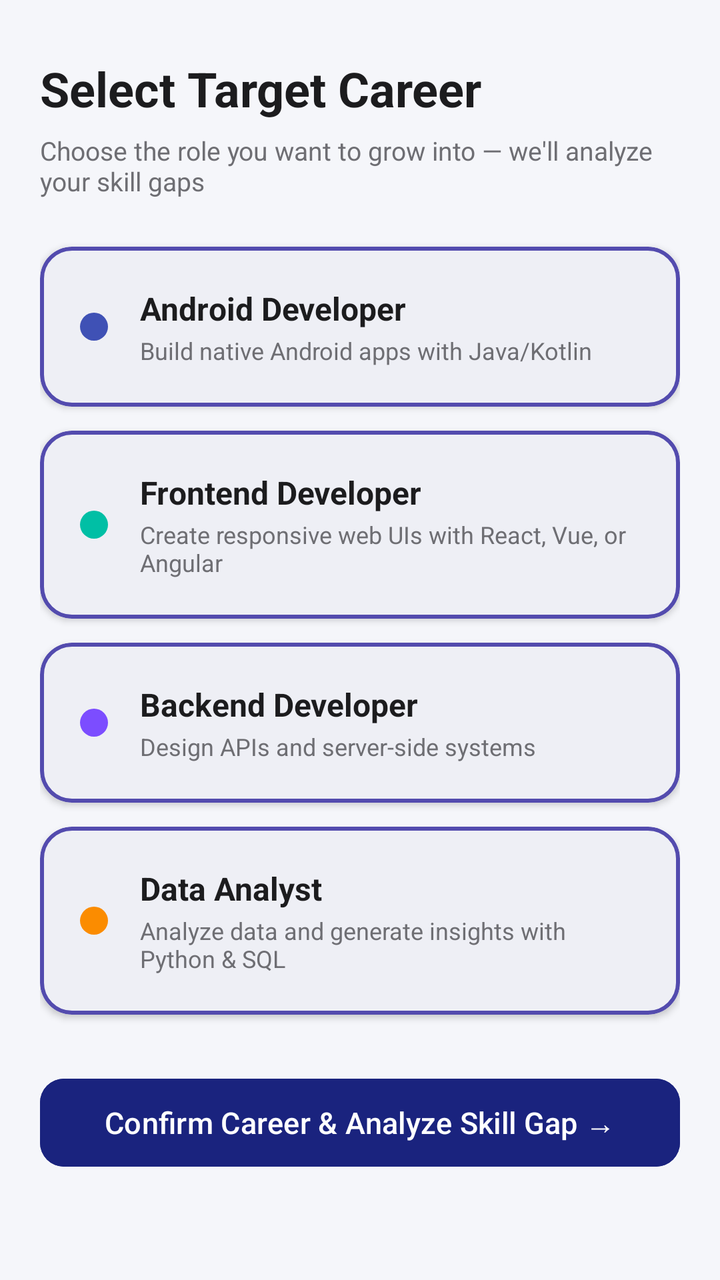
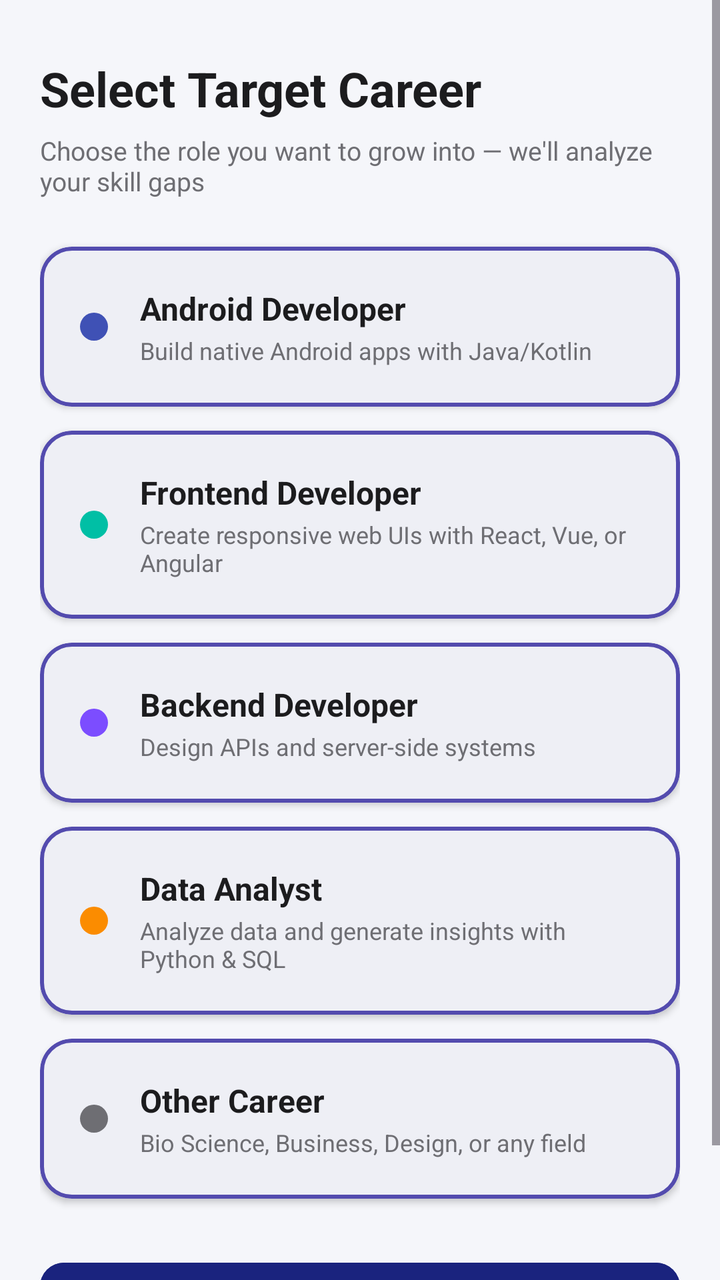

The first picture is an Android layout as it rendered before a commit; the second is the same layout after the commit. The layout source and the unified diff follow.
<!-- AndroidManifest.xml: application theme Theme.AICareerAssistant -->
<!-- res/layout/fragment_career_selection.xml -->
<?xml version="1.0" encoding="utf-8"?>
<ScrollView xmlns:android="http://schemas.android.com/apk/res/android"
    xmlns:app="http://schemas.android.com/apk/res-auto"
    android:layout_width="match_parent"
    android:layout_height="match_parent"
    android:background="@color/background"
    android:fillViewport="true">

    <LinearLayout
        android:layout_width="match_parent"
        android:layout_height="wrap_content"
        android:orientation="vertical"
        android:padding="20dp">

        <TextView
            android:layout_width="wrap_content"
            android:layout_height="wrap_content"
            android:layout_marginTop="8dp"
            android:text="@string/career_selection_title"
            android:textColor="@color/text_primary"
            android:textSize="24sp"
            android:textStyle="bold" />

        <TextView
            android:layout_width="match_parent"
            android:layout_height="wrap_content"
            android:layout_marginTop="6dp"
            android:text="@string/career_selection_subtitle"
            android:textColor="@color/text_secondary"
            android:textSize="13sp" />

        
        <com.google.android.material.card.MaterialCardView
            android:id="@+id/cardAndroid"
            android:layout_width="match_parent"
            android:layout_height="wrap_content"
            android:layout_marginTop="24dp"
            android:clickable="true"
            android:focusable="true"
            android:foreground="?attr/selectableItemBackground"
            app:cardBackgroundColor="@color/surface"
            app:cardCornerRadius="16dp"
            app:cardElevation="2dp"
            app:strokeWidth="2dp"
            app:strokeColor="@color/primary_light">

            <LinearLayout
                android:layout_width="match_parent"
                android:layout_height="wrap_content"
                android:gravity="center_vertical"
                android:orientation="horizontal"
                android:padding="20dp">

                <View
                    android:id="@+id/dotAndroid"
                    android:layout_width="14dp"
                    android:layout_height="14dp"
                    android:background="@drawable/bg_icon_circle"
                    android:backgroundTint="@color/card_indigo" />

                <LinearLayout
                    android:layout_width="0dp"
                    android:layout_height="wrap_content"
                    android:layout_weight="1"
                    android:layout_marginStart="16dp"
                    android:orientation="vertical">

                    <TextView
                        android:layout_width="wrap_content"
                        android:layout_height="wrap_content"
                        android:text="@string/career_android"
                        android:textColor="@color/text_primary"
                        android:textSize="16sp"
                        android:textStyle="bold" />

                    <TextView
                        android:layout_width="wrap_content"
                        android:layout_height="wrap_content"
                        android:layout_marginTop="2dp"
                        android:text="@string/career_android_desc"
                        android:textColor="@color/text_secondary"
                        android:textSize="12sp" />
                </LinearLayout>

                <ImageView
                    android:id="@+id/checkAndroid"
                    android:layout_width="24dp"
                    android:layout_height="24dp"
                    android:src="@drawable/ic_check"
                    android:visibility="gone"
                    android:contentDescription="@null" />

            </LinearLayout>
        </com.google.android.material.card.MaterialCardView>

        
        <com.google.android.material.card.MaterialCardView
            android:id="@+id/cardFrontend"
            android:layout_width="match_parent"
            android:layout_height="wrap_content"
            android:layout_marginTop="12dp"
            android:clickable="true"
            android:focusable="true"
            android:foreground="?attr/selectableItemBackground"
            app:cardBackgroundColor="@color/surface"
            app:cardCornerRadius="16dp"
            app:cardElevation="2dp"
            app:strokeWidth="2dp"
            app:strokeColor="@color/primary_light">

            <LinearLayout
                android:layout_width="match_parent"
                android:layout_height="wrap_content"
                android:gravity="center_vertical"
                android:orientation="horizontal"
                android:padding="20dp">

                <View
                    android:layout_width="14dp"
                    android:layout_height="14dp"
                    android:background="@drawable/bg_icon_circle"
                    android:backgroundTint="@color/accent" />

                <LinearLayout
                    android:layout_width="0dp"
                    android:layout_height="wrap_content"
                    android:layout_weight="1"
                    android:layout_marginStart="16dp"
                    android:orientation="vertical">

                    <TextView
                        android:layout_width="wrap_content"
                        android:layout_height="wrap_content"
                        android:text="@string/career_frontend"
                        android:textColor="@color/text_primary"
                        android:textSize="16sp"
                        android:textStyle="bold" />

                    <TextView
                        android:layout_width="wrap_content"
                        android:layout_height="wrap_content"
                        android:layout_marginTop="2dp"
                        android:text="@string/career_frontend_desc"
                        android:textColor="@color/text_secondary"
                        android:textSize="12sp" />
                </LinearLayout>

                <ImageView
                    android:id="@+id/checkFrontend"
                    android:layout_width="24dp"
                    android:layout_height="24dp"
                    android:src="@drawable/ic_check"
                    android:visibility="gone"
                    android:contentDescription="@null" />

            </LinearLayout>
        </com.google.android.material.card.MaterialCardView>

        
        <com.google.android.material.card.MaterialCardView
            android:id="@+id/cardBackend"
            android:layout_width="match_parent"
            android:layout_height="wrap_content"
            android:layout_marginTop="12dp"
            android:clickable="true"
            android:focusable="true"
            android:foreground="?attr/selectableItemBackground"
            app:cardBackgroundColor="@color/surface"
            app:cardCornerRadius="16dp"
            app:cardElevation="2dp"
            app:strokeWidth="2dp"
            app:strokeColor="@color/primary_light">

            <LinearLayout
                android:layout_width="match_parent"
                android:layout_height="wrap_content"
                android:gravity="center_vertical"
                android:orientation="horizontal"
                android:padding="20dp">

                <View
                    android:layout_width="14dp"
                    android:layout_height="14dp"
                    android:background="@drawable/bg_icon_circle"
                    android:backgroundTint="@color/card_purple" />

                <LinearLayout
                    android:layout_width="0dp"
                    android:layout_height="wrap_content"
                    android:layout_weight="1"
                    android:layout_marginStart="16dp"
                    android:orientation="vertical">

                    <TextView
                        android:layout_width="wrap_content"
                        android:layout_height="wrap_content"
                        android:text="@string/career_backend"
                        android:textColor="@color/text_primary"
                        android:textSize="16sp"
                        android:textStyle="bold" />

                    <TextView
                        android:layout_width="wrap_content"
                        android:layout_height="wrap_content"
                        android:layout_marginTop="2dp"
                        android:text="@string/career_backend_desc"
                        android:textColor="@color/text_secondary"
                        android:textSize="12sp" />
                </LinearLayout>

                <ImageView
                    android:id="@+id/checkBackend"
                    android:layout_width="24dp"
                    android:layout_height="24dp"
                    android:src="@drawable/ic_check"
                    android:visibility="gone"
                    android:contentDescription="@null" />

            </LinearLayout>
        </com.google.android.material.card.MaterialCardView>

        
        <com.google.android.material.card.MaterialCardView
            android:id="@+id/cardData"
            android:layout_width="match_parent"
            android:layout_height="wrap_content"
            android:layout_marginTop="12dp"
            android:clickable="true"
            android:focusable="true"
            android:foreground="?attr/selectableItemBackground"
            app:cardBackgroundColor="@color/surface"
            app:cardCornerRadius="16dp"
            app:cardElevation="2dp"
            app:strokeWidth="2dp"
            app:strokeColor="@color/primary_light">

            <LinearLayout
                android:layout_width="match_parent"
                android:layout_height="wrap_content"
                android:gravity="center_vertical"
                android:orientation="horizontal"
                android:padding="20dp">

                <View
                    android:layout_width="14dp"
                    android:layout_height="14dp"
                    android:background="@drawable/bg_icon_circle"
                    android:backgroundTint="@color/card_orange" />

                <LinearLayout
                    android:layout_width="0dp"
                    android:layout_height="wrap_content"
                    android:layout_weight="1"
                    android:layout_marginStart="16dp"
                    android:orientation="vertical">

                    <TextView
                        android:layout_width="wrap_content"
                        android:layout_height="wrap_content"
                        android:text="@string/career_data"
                        android:textColor="@color/text_primary"
                        android:textSize="16sp"
                        android:textStyle="bold" />

                    <TextView
                        android:layout_width="wrap_content"
                        android:layout_height="wrap_content"
                        android:layout_marginTop="2dp"
                        android:text="@string/career_data_desc"
                        android:textColor="@color/text_secondary"
                        android:textSize="12sp" />
                </LinearLayout>

                <ImageView
                    android:id="@+id/checkData"
                    android:layout_width="24dp"
                    android:layout_height="24dp"
                    android:src="@drawable/ic_check"
                    android:visibility="gone"
                    android:contentDescription="@null" />

            </LinearLayout>
        </com.google.android.material.card.MaterialCardView>

        
        <Button
            android:id="@+id/btnConfirmCareer"
            android:layout_width="match_parent"
            android:layout_height="52dp"
            android:layout_marginTop="28dp"
            android:layout_marginBottom="16dp"
            android:backgroundTint="@color/primary"
            android:enabled="false"
            android:text="@string/confirm_career"
            android:textAllCaps="false"
            android:textColor="@color/white"
            android:textSize="15sp"
            app:cornerRadius="12dp" />

    </LinearLayout>
</ScrollView>
<!-- resources referenced by this layout -->
<resources>
  <color name="accent">#00BFA5</color>
  <color name="background">#F5F6FA</color>
  <color name="card_indigo">#3F51B5</color>
  <color name="card_orange">#FB8C00</color>
  <color name="card_purple">#7C4DFF</color>
  <color name="primary">#1A237E</color>
  <color name="primary_light">#534BAE</color>
  <color name="surface">#FFFFFF</color>
  <color name="text_primary">#1C1C1E</color>
  <color name="text_secondary">#6E6E73</color>
  <color name="white">#FFFFFF</color>
  <!-- drawable bg_icon_circle (drawable) -->
  <?xml version="1.0" encoding="utf-8"?>
  <shape xmlns:android="http://schemas.android.com/apk/res/android"
      android:shape="oval">
      <solid android:color="@color/primary" />
  </shape>
  <!-- drawable ic_check (drawable) -->
  <?xml version="1.0" encoding="utf-8"?>
  <vector xmlns:android="http://schemas.android.com/apk/res/android"
      android:width="24dp"
      android:height="24dp"
      android:viewportWidth="24"
      android:viewportHeight="24"
      android:tint="@color/success">
      <path
          android:fillColor="@android:color/white"
          android:pathData="M9,16.17L4.83,12l-1.42,1.41L9,19 21,7l-1.41,-1.41z" />
  </vector>
  <string name="career_android">Android Developer</string>
  <string name="career_android_desc">Build native Android apps with Java/Kotlin</string>
  <string name="career_backend">Backend Developer</string>
  <string name="career_backend_desc">Design APIs and server-side systems</string>
  <string name="career_data">Data Analyst</string>
  <string name="career_data_desc">Analyze data and generate insights with Python &amp; SQL</string>
  <string name="career_frontend">Frontend Developer</string>
  <string name="career_frontend_desc">Create responsive web UIs with React, Vue, or Angular</string>
  <string name="career_selection_subtitle">Choose the role you want to grow into — we\'ll analyze your skill gaps</string>
  <string name="career_selection_title">Select Target Career</string>
  <string name="confirm_career">Confirm Career &amp; Analyze Skill Gap →</string>
  <style name="Theme.AICareerAssistant" parent="Base.Theme.AICareerAssistant" />
  <color name="success">#2E7D32</color>
  <style name="Base.Theme.AICareerAssistant" parent="Theme.Material3.Light.NoActionBar">
          <item name="colorPrimary">@color/primary</item>
          <item name="colorPrimaryVariant">@color/primary_dark</item>
          <item name="colorOnPrimary">@color/white</item>
  
          <item name="colorSecondary">@color/accent</item>
          <item name="colorOnSecondary">@color/white</item>
  
          <item name="android:colorBackground">@color/background</item>
          <item name="colorSurface">@color/surface</item>
  
          <item name="android:statusBarColor">@color/primary_dark</item>
          <item name="android:windowLightStatusBar">false</item>
      </style>
  <color name="primary_dark">#0D1457</color>
</resources>

<!-- the commit's change to res/layout/fragment_career_selection.xml (unified diff, before → after) -->
@@ -41,18 +41,17 @@
             app:cardBackgroundColor="@color/surface"
             app:cardCornerRadius="16dp"
             app:cardElevation="2dp"
-            app:strokeWidth="2dp"
-            app:strokeColor="@color/primary_light">
-
-            <LinearLayout
-                android:layout_width="match_parent"
-                android:layout_height="wrap_content"
-                android:gravity="center_vertical"
-                android:orientation="horizontal"
-                android:padding="20dp">
-
-                <View
-                    android:id="@+id/dotAndroid"
+            app:strokeColor="@color/primary_light"
+            app:strokeWidth="2dp">
+
+            <LinearLayout
+                android:layout_width="match_parent"
+                android:layout_height="wrap_content"
+                android:gravity="center_vertical"
+                android:orientation="horizontal"
+                android:padding="20dp">
+
+                <View
                     android:layout_width="14dp"
                     android:layout_height="14dp"
                     android:background="@drawable/bg_icon_circle"
@@ -61,8 +60,8 @@
                 <LinearLayout
                     android:layout_width="0dp"
                     android:layout_height="wrap_content"
-                    android:layout_weight="1"
-                    android:layout_marginStart="16dp"
+                    android:layout_marginStart="16dp"
+                    android:layout_weight="1"
                     android:orientation="vertical">
 
                     <TextView
@@ -86,10 +85,9 @@
                     android:id="@+id/checkAndroid"
                     android:layout_width="24dp"
                     android:layout_height="24dp"
-                    android:src="@drawable/ic_check"
-                    android:visibility="gone"
-                    android:contentDescription="@null" />
-
+                    android:contentDescription="@null"
+                    android:src="@drawable/ic_check"
+                    android:visibility="gone" />
             </LinearLayout>
         </com.google.android.material.card.MaterialCardView>
 
@@ -105,8 +103,8 @@
             app:cardBackgroundColor="@color/surface"
             app:cardCornerRadius="16dp"
             app:cardElevation="2dp"
-            app:strokeWidth="2dp"
-            app:strokeColor="@color/primary_light">
+            app:strokeColor="@color/primary_light"
+            app:strokeWidth="2dp">
 
             <LinearLayout
                 android:layout_width="match_parent"
@@ -124,8 +122,8 @@
                 <LinearLayout
                     android:layout_width="0dp"
                     android:layout_height="wrap_content"
-                    android:layout_weight="1"
-                    android:layout_marginStart="16dp"
+                    android:layout_marginStart="16dp"
+                    android:layout_weight="1"
                     android:orientation="vertical">
 
                     <TextView
@@ -149,10 +147,9 @@
                     android:id="@+id/checkFrontend"
                     android:layout_width="24dp"
                     android:layout_height="24dp"
-                    android:src="@drawable/ic_check"
-                    android:visibility="gone"
-                    android:contentDescription="@null" />
-
+                    android:contentDescription="@null"
+                    android:src="@drawable/ic_check"
+                    android:visibility="gone" />
             </LinearLayout>
         </com.google.android.material.card.MaterialCardView>
 
@@ -168,8 +165,8 @@
             app:cardBackgroundColor="@color/surface"
             app:cardCornerRadius="16dp"
             app:cardElevation="2dp"
-            app:strokeWidth="2dp"
-            app:strokeColor="@color/primary_light">
+            app:strokeColor="@color/primary_light"
+            app:strokeWidth="2dp">
 
             <LinearLayout
                 android:layout_width="match_parent"
@@ -187,8 +184,8 @@
                 <LinearLayout
                     android:layout_width="0dp"
                     android:layout_height="wrap_content"
-                    android:layout_weight="1"
-                    android:layout_marginStart="16dp"
+                    android:layout_marginStart="16dp"
+                    android:layout_weight="1"
                     android:orientation="vertical">
 
                     <TextView
@@ -212,10 +209,9 @@
                     android:id="@+id/checkBackend"
                     android:layout_width="24dp"
                     android:layout_height="24dp"
-                    android:src="@drawable/ic_check"
-                    android:visibility="gone"
-                    android:contentDescription="@null" />
-
+                    android:contentDescription="@null"
+                    android:src="@drawable/ic_check"
+                    android:visibility="gone" />
             </LinearLayout>
         </com.google.android.material.card.MaterialCardView>
 
@@ -231,8 +227,8 @@
             app:cardBackgroundColor="@color/surface"
             app:cardCornerRadius="16dp"
             app:cardElevation="2dp"
-            app:strokeWidth="2dp"
-            app:strokeColor="@color/primary_light">
+            app:strokeColor="@color/primary_light"
+            app:strokeWidth="2dp">
 
             <LinearLayout
                 android:layout_width="match_parent"
@@ -250,8 +246,8 @@
                 <LinearLayout
                     android:layout_width="0dp"
                     android:layout_height="wrap_content"
-                    android:layout_weight="1"
-                    android:layout_marginStart="16dp"
+                    android:layout_marginStart="16dp"
+                    android:layout_weight="1"
                     android:orientation="vertical">
 
                     <TextView
@@ -275,12 +271,92 @@
                     android:id="@+id/checkData"
                     android:layout_width="24dp"
                     android:layout_height="24dp"
-                    android:src="@drawable/ic_check"
-                    android:visibility="gone"
-                    android:contentDescription="@null" />
-
-            </LinearLayout>
-        </com.google.android.material.card.MaterialCardView>
+                    android:contentDescription="@null"
+                    android:src="@drawable/ic_check"
+                    android:visibility="gone" />
+            </LinearLayout>
+        </com.google.android.material.card.MaterialCardView>
+
+        
+        <com.google.android.material.card.MaterialCardView
+            android:id="@+id/cardCustom"
+            android:layout_width="match_parent"
+            android:layout_height="wrap_content"
+            android:layout_marginTop="12dp"
+            android:clickable="true"
+            android:focusable="true"
+            android:foreground="?attr/selectableItemBackground"
+            app:cardBackgroundColor="@color/surface"
+            app:cardCornerRadius="16dp"
+            app:cardElevation="2dp"
+            app:strokeColor="@color/primary_light"
+            app:strokeWidth="2dp">
+
+            <LinearLayout
+                android:layout_width="match_parent"
+                android:layout_height="wrap_content"
+                android:gravity="center_vertical"
+                android:orientation="horizontal"
+                android:padding="20dp">
+
+                <View
+                    android:layout_width="14dp"
+                    android:layout_height="14dp"
+                    android:background="@drawable/bg_icon_circle"
+                    android:backgroundTint="@color/text_secondary" />
+
+                <LinearLayout
+                    android:layout_width="0dp"
+                    android:layout_height="wrap_content"
+                    android:layout_marginStart="16dp"
+                    android:layout_weight="1"
+                    android:orientation="vertical">
+
+                    <TextView
+                        android:layout_width="wrap_content"
+                        android:layout_height="wrap_content"
+                        android:text="@string/career_other"
+                        android:textColor="@color/text_primary"
+                        android:textSize="16sp"
+                        android:textStyle="bold" />
+
+                    <TextView
+                        android:layout_width="wrap_content"
+                        android:layout_height="wrap_content"
+                        android:layout_marginTop="2dp"
+                        android:text="@string/career_other_desc"
+                        android:textColor="@color/text_secondary"
+                        android:textSize="12sp" />
+                </LinearLayout>
+
+                <ImageView
+                    android:id="@+id/checkCustom"
+                    android:layout_width="24dp"
+                    android:layout_height="24dp"
+                    android:contentDescription="@null"
+                    android:src="@drawable/ic_check"
+                    android:visibility="gone" />
+            </LinearLayout>
+        </com.google.android.material.card.MaterialCardView>
+
+        
+        <com.google.android.material.textfield.TextInputLayout
+            android:id="@+id/tilCustomCareer"
+            style="@style/Widget.Material3.TextInputLayout.OutlinedBox"
+            android:layout_width="match_parent"
+            android:layout_height="wrap_content"
+            android:layout_marginTop="12dp"
+            android:hint="@string/career_other_hint"
+            android:visibility="gone">
+
+            <com.google.android.material.textfield.TextInputEditText
+                android:id="@+id/etCustomCareer"
+                android:layout_width="match_parent"
+                android:layout_height="wrap_content"
+                android:inputType="textCapWords"
+                android:maxLines="1" />
+
+        </com.google.android.material.textfield.TextInputLayout>
 
         
         <Button
<!-- resource entries referenced after the edit -->
@@ -37,6 +37,9 @@
   <string name="career_data_desc">Analyze data and generate insights with Python &amp; SQL</string>
   <string name="career_frontend">Frontend Developer</string>
   <string name="career_frontend_desc">Create responsive web UIs with React, Vue, or Angular</string>
+  <string name="career_other">Other Career</string>
+  <string name="career_other_desc">Bio Science, Business, Design, or any field</string>
+  <string name="career_other_hint">Type your target career (e.g. Data Scientist)</string>
   <string name="career_selection_subtitle">Choose the role you want to grow into — we\'ll analyze your skill gaps</string>
   <string name="career_selection_title">Select Target Career</string>
   <string name="confirm_career">Confirm Career &amp; Analyze Skill Gap →</string>
